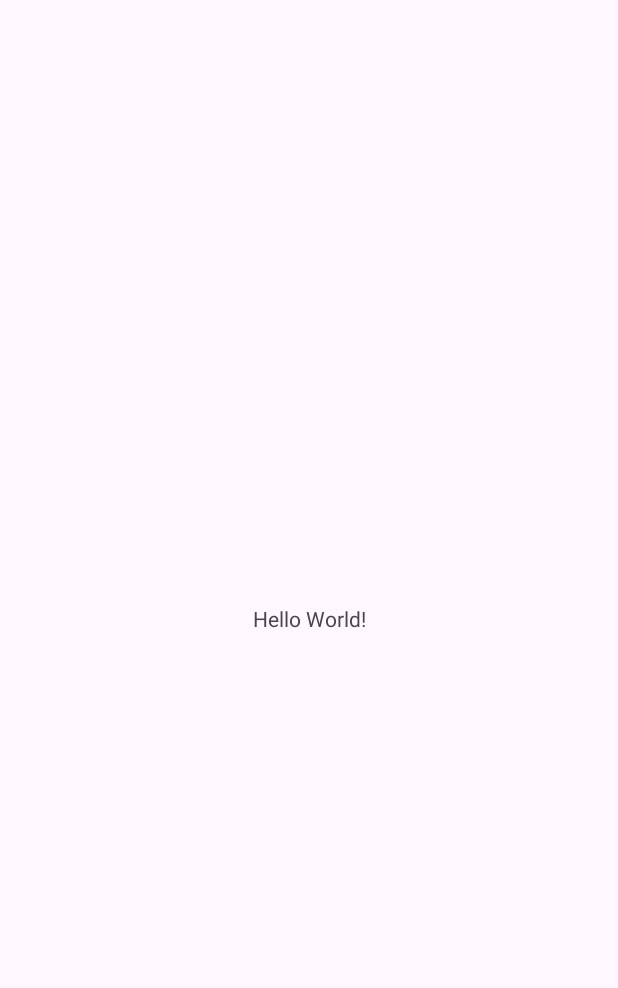
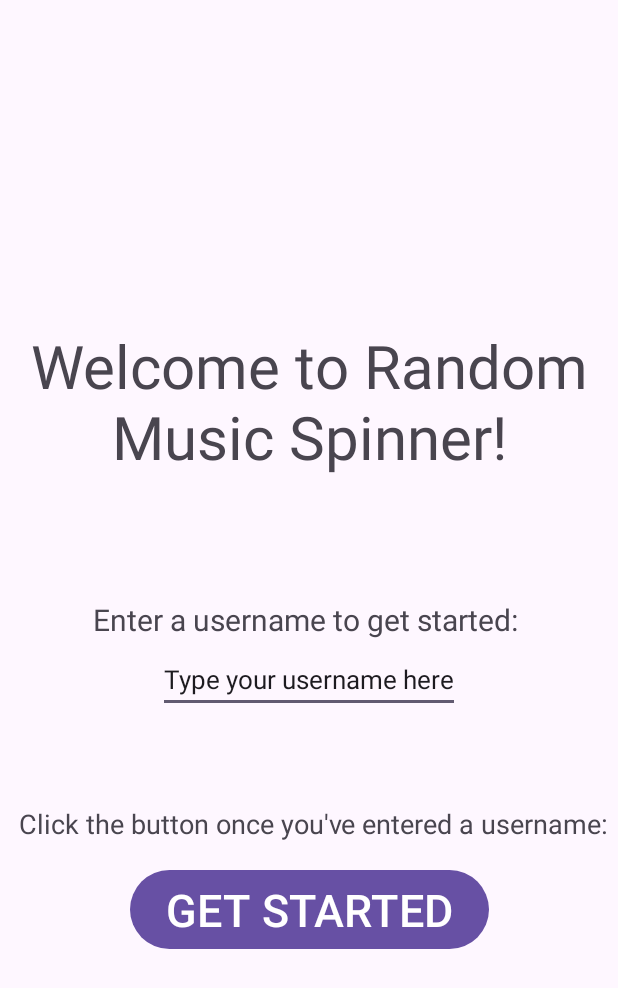
Before and after one commit to rahulnair2003/RandomMusicSpinner, an Android app: the screen it shows after launch (MainActivity), on a phone screen of 412 x 824 dp. Before the commit the part shown is almost empty. Shown: the top 988 px of the screen. Run offline under Robolectric (Android 15) with nearby library versions, the light colour scheme and no system bars.

Commit message:
activitymainxml first addition

```diff
--- a/app/src/main/java/com/example/groupfinalproject/MainActivity.kt
+++ b/app/src/main/java/com/example/groupfinalproject/MainActivity.kt
@@ -7,5 +7,6 @@ class MainActivity : AppCompatActivity() {
     override fun onCreate(savedInstanceState: Bundle?) {
         super.onCreate(savedInstanceState)
         setContentView(R.layout.activity_main)
+
     }
 }
--- a/app/src/main/res/layout/activity_main.xml
+++ b/app/src/main/res/layout/activity_main.xml
@@ -9,10 +9,64 @@
     <TextView
         android:layout_width="wrap_content"
         android:layout_height="wrap_content"
-        android:text="Hello World!"
+        android:text="Welcome to Random Music Spinner!"
+        android:textSize="40sp"
+        android:gravity="center"
+        android:id="@+id/title"
+        app:layout_constraintBottom_toBottomOf="parent"
+        app:layout_constraintEnd_toEndOf="parent"
+        app:layout_constraintHorizontal_bias="0.497"
+        app:layout_constraintStart_toStartOf="parent"
+        app:layout_constraintTop_toTopOf="parent"
+        app:layout_constraintVertical_bias="0.3" />
+
+    <TextView
+        android:layout_width="wrap_content"
+        android:layout_height="wrap_content"
+        android:text="Enter a username to get started: "
+        android:textSize="20sp"
         app:layout_constraintBottom_toBottomOf="parent"
         app:layout_constraintEnd_toEndOf="parent"
         app:layout_constraintStart_toStartOf="parent"
-        app:layout_constraintTop_toTopOf="parent" />
+        app:layout_constraintTop_toTopOf="parent"
+        app:layout_constraintVertical_bias="0.501" />
+
+    <EditText
+        android:id="@+id/username"
+        android:layout_width="wrap_content"
+        android:layout_height="wrap_content"
+        android:text="Type your username here"
+        android:textSize="17sp"
+        app:layout_constraintBottom_toBottomOf="parent"
+        app:layout_constraintEnd_toEndOf="parent"
+        app:layout_constraintStart_toStartOf="parent"
+        app:layout_constraintTop_toTopOf="parent"
+        app:layout_constraintVertical_bias="0.553" />
+
+    <TextView
+        android:id="@+id/title"
+        android:layout_width="wrap_content"
+        android:layout_height="wrap_content"
+        android:gravity="center"
+        android:text="Click the button once you've entered a username:"
+        android:textSize="18sp"
+        app:layout_constraintBottom_toBottomOf="parent"
+        app:layout_constraintEnd_toEndOf="parent"
+        app:layout_constraintHorizontal_bias="0.64"
+        app:layout_constraintStart_toStartOf="parent"
+        app:layout_constraintTop_toTopOf="parent"
+        app:layout_constraintVertical_bias="0.671" />
+
+    <Button
+        android:id="@+id/startbutton"
+        android:textSize="30sp"
+        android:layout_width="wrap_content"
+        android:layout_height="wrap_content"
+        android:text="GET STARTED"
+        app:layout_constraintBottom_toBottomOf="parent"
+        app:layout_constraintEnd_toEndOf="parent"
+        app:layout_constraintStart_toStartOf="parent"
+        app:layout_constraintTop_toTopOf="parent"
+        app:layout_constraintVertical_bias="0.755" />
 
 </androidx.constraintlayout.widget.ConstraintLayout>
```
